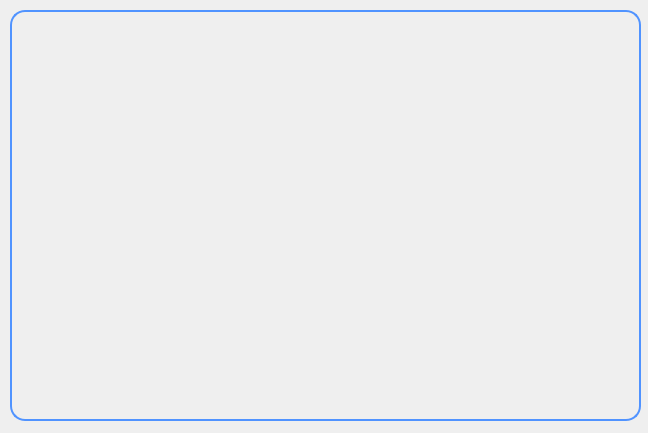
MrRisoni/Gauss, file givemoneydialog.ui: the form before one commit.
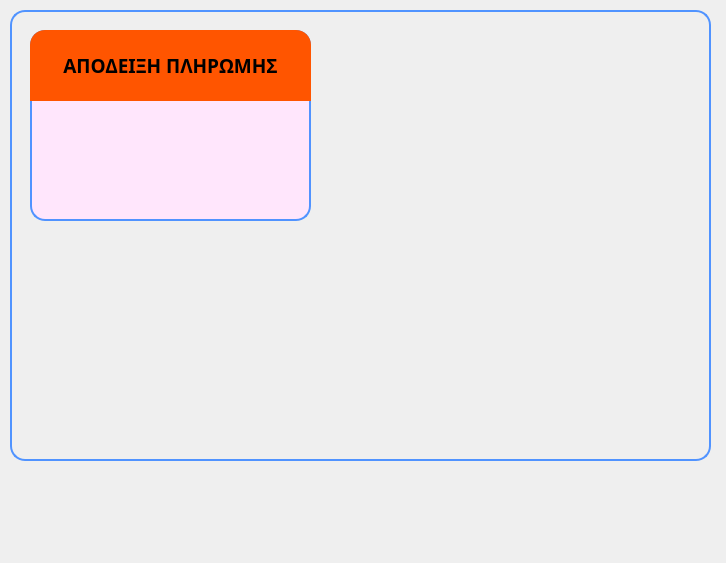
The form after the commit.

What changed in the file:
```diff
--- a/givemoneydialog.ui
+++ b/givemoneydialog.ui
@@ -6,27 +6,32 @@
    <rect>
     <x>0</x>
     <y>0</y>
-    <width>648</width>
-    <height>433</height>
+    <width>726</width>
+    <height>563</height>
    </rect>
   </property>
   <property name="windowTitle">
    <string>Dialog</string>
   </property>
-  <widget class="QFrame" name="frame">
+  <property name="styleSheet">
+   <string notr="true"/>
+  </property>
+  <widget class="QFrame" name="globalFrame">
    <property name="geometry">
     <rect>
      <x>10</x>
      <y>10</y>
-     <width>631</width>
-     <height>411</height>
+     <width>701</width>
+     <height>451</height>
     </rect>
    </property>
    <property name="styleSheet">
-    <string notr="true">border-color: rgb(80, 147, 255);
-border-style: solid;
-border-width: 2px;
-border-radius : 15px;</string>
+    <string notr="true">#globalFrame {
+	border-color: rgb(80, 147, 255);
+	border-style: solid;
+	border-width: 2px;
+	border-radius : 15px;
+}</string>
    </property>
    <property name="frameShape">
     <enum>QFrame::Panel</enum>
@@ -37,6 +42,156 @@
    <property name="lineWidth">
     <number>1</number>
    </property>
+   <widget class="QFrame" name="generalInfoLabel">
+    <property name="geometry">
+     <rect>
+      <x>20</x>
+      <y>20</y>
+      <width>281</width>
+      <height>191</height>
+     </rect>
+    </property>
+    <property name="styleSheet">
+     <string notr="true">#generalInfoLabel {
+	border-color: rgb(80, 147, 255);
+	border-style: solid;
+	border-width: 2px;
+	border-radius : 15px;
+	background-color: rgb(255, 230, 252);
+	
+}</string>
+    </property>
+    <property name="frameShape">
+     <enum>QFrame::StyledPanel</enum>
+    </property>
+    <property name="frameShadow">
+     <enum>QFrame::Raised</enum>
+    </property>
+    <widget class="QLabel" name="pliromiLabel">
+     <property name="geometry">
+      <rect>
+       <x>0</x>
+       <y>0</y>
+       <width>281</width>
+       <height>71</height>
+      </rect>
+     </property>
+     <property name="palette">
+      <palette>
+       <active>
+        <colorrole role="Button">
+         <brush brushstyle="SolidPattern">
+          <color alpha="255">
+           <red>255</red>
+           <green>85</green>
+           <blue>0</blue>
+          </color>
+         </brush>
+        </colorrole>
+        <colorrole role="Base">
+         <brush brushstyle="SolidPattern">
+          <color alpha="255">
+           <red>255</red>
+           <green>85</green>
+           <blue>0</blue>
+          </color>
+         </brush>
+        </colorrole>
+        <colorrole role="Window">
+         <brush brushstyle="SolidPattern">
+          <color alpha="255">
+           <red>255</red>
+           <green>85</green>
+           <blue>0</blue>
+          </color>
+         </brush>
+        </colorrole>
+       </active>
+       <inactive>
+        <colorrole role="Button">
+         <brush brushstyle="SolidPattern">
+          <color alpha="255">
+           <red>255</red>
+           <green>85</green>
+           <blue>0</blue>
+          </color>
+         </brush>
+        </colorrole>
+        <colorrole role="Base">
+         <brush brushstyle="SolidPattern">
+          <color alpha="255">
+           <red>255</red>
+           <green>85</green>
+           <blue>0</blue>
+          </color>
+         </brush>
+        </colorrole>
+        <colorrole role="Window">
+         <brush brushstyle="SolidPattern">
+          <color alpha="255">
+           <red>255</red>
+           <green>85</green>
+           <blue>0</blue>
+          </color>
+         </brush>
+        </colorrole>
+       </inactive>
+       <disabled>
+        <colorrole role="Button">
+         <brush brushstyle="SolidPattern">
+          <color alpha="255">
+           <red>255</red>
+           <green>85</green>
+           <blue>0</blue>
+          </color>
+         </brush>
+        </colorrole>
+        <colorrole role="Base">
+         <brush brushstyle="SolidPattern">
+          <color alpha="255">
+           <red>255</red>
+           <green>85</green>
+           <blue>0</blue>
+          </color>
+         </brush>
+        </colorrole>
+        <colorrole role="Window">
+         <brush brushstyle="SolidPattern">
+          <color alpha="255">
+           <red>255</red>
+           <green>85</green>
+           <blue>0</blue>
+          </color>
+         </brush>
+        </colorrole>
+       </disabled>
+      </palette>
+     </property>
+     <property name="font">
+      <font>
+       <family>STIX</family>
+       <pointsize>14</pointsize>
+       <weight>75</weight>
+       <italic>false</italic>
+       <bold>true</bold>
+      </font>
+     </property>
+     <property name="styleSheet">
+      <string notr="true">#pliromiLabel {
+	background-color: rgb(255, 85,0);
+	border-top-left-radius : 15px;
+	border-top-right-radius : 15px;
+}
+</string>
+     </property>
+     <property name="text">
+      <string>ΑΠΟΔΕΙΞΗ ΠΛΗΡΩΜΗΣ</string>
+     </property>
+     <property name="alignment">
+      <set>Qt::AlignCenter</set>
+     </property>
+    </widget>
+   </widget>
   </widget>
  </widget>
  <resources/>
```
